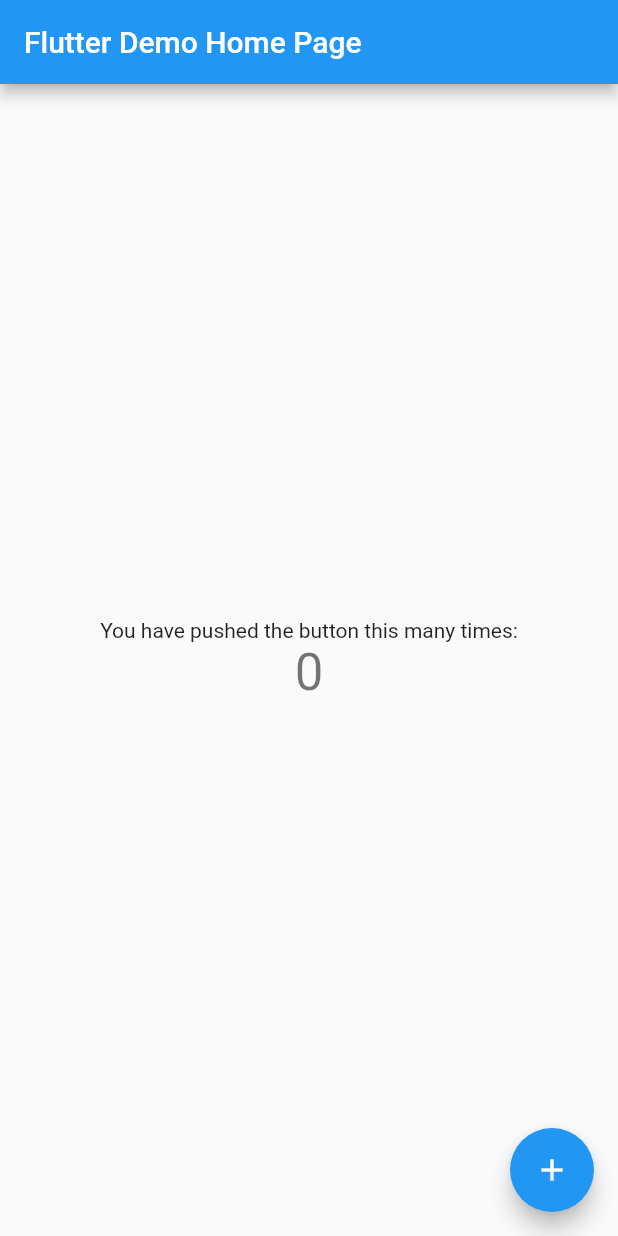
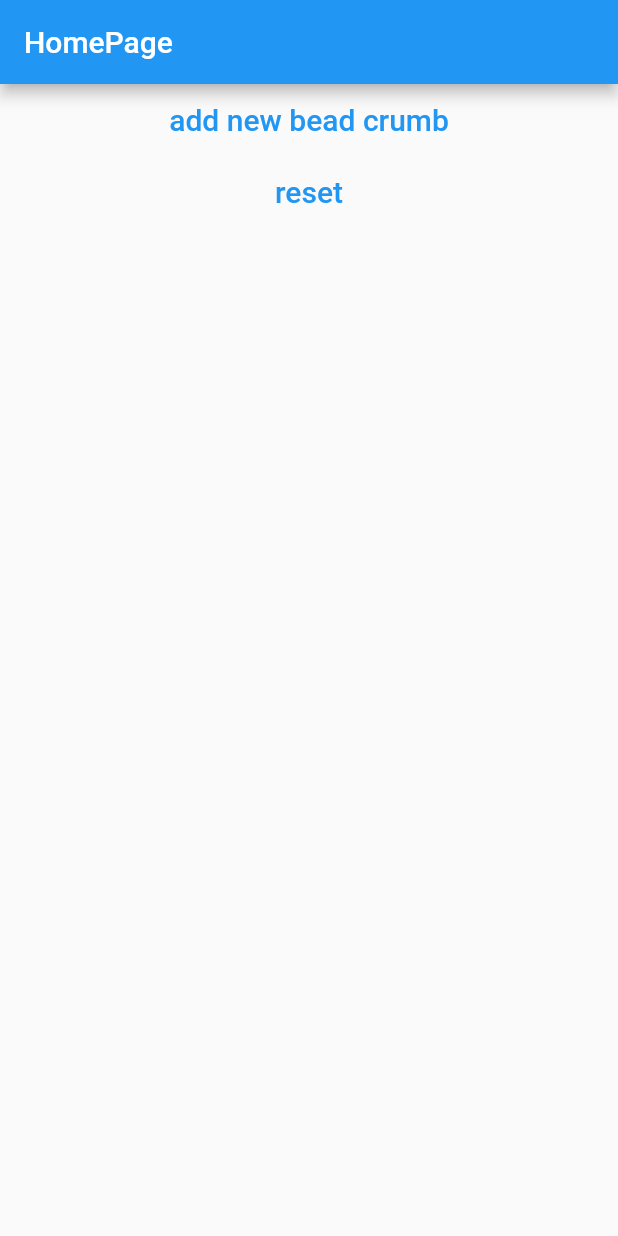
Before and after one commit to vishalideastoimpact/flutter_provider_vandad, a Flutter app: the screen it shows after launch, on a phone screen of 412 x 824 dp. Run offline on Flutter 3.47's test engine with Material 2 defaults, Android fonts, the phone set to English and light mode, and no system bars.

Commit message:
provider practice completed

```diff
--- a/lib/main.dart
+++ b/lib/main.dart
@@ -1,115 +1,172 @@
+import 'dart:collection';
+
 import 'package:flutter/material.dart';
+import 'package:provider/provider.dart';
+import 'package:uuid/uuid.dart';
 
 void main() {
-  runApp(const MyApp());
+  runApp(ChangeNotifierProvider(
+    create: (_) => BreadCrumbProvider(),
+    child: MaterialApp(
+      title: 'Flutter providr practice',
+      theme: ThemeData(primarySwatch: Colors.blue),
+      debugShowCheckedModeBanner: false,
+      home: const HomePage(),
+      routes: {
+        '/new': (context) => const NewBreadCrumbWidget(),
+      },
+    ),
+  ));
 }
 
-class MyApp extends StatelessWidget {
-  const MyApp({Key? key}) : super(key: key);
+class BreadCrumb {
+  bool isActive;
+  final String name;
+  final String uuid;
+  BreadCrumb({required this.isActive, required this.name})
+      : uuid = const Uuid().v4();
 
-  // This widget is the root of your application.
+  @override
+  bool operator ==(covariant BreadCrumb other) => uuid == other.uuid;
+
+  @override
+  int get hashCode => uuid.hashCode;
+  String get title => name + (isActive ? ' >' : '');
+  void activate() {
+    isActive = true;
+  }
+}
+
+class BreadCrumbProvider extends ChangeNotifier {
+  //_items list that can be change
+  final List<BreadCrumb> _items = [];
+  //we use outside of provider item list which is unmodifiable so outside of code it wont be modify
+  UnmodifiableListView<BreadCrumb> get items => UnmodifiableListView(_items);
+
+  void add(BreadCrumb breadCrumb) {
+    print("Inside provider add");
+    for (final item in _items) {
+      //activate the previous items in list
+      item.activate();
+    }
+    //add new breadCrumb in _items list
+    _items.add(breadCrumb);
+    //notify others about change
+    notifyListeners();
+  }
+
+  void reset() {
+    print("Inside provider reset");
+
+    _items.clear();
+    notifyListeners();
+  }
+}
+
+class BreadCrumbsWidget extends StatelessWidget {
+  final UnmodifiableListView<BreadCrumb> breadCrumbs;
+  const BreadCrumbsWidget({Key? key, required this.breadCrumbs})
+      : super(key: key);
+
   @override
   Widget build(BuildContext context) {
-    return MaterialApp(
-      title: 'Flutter Demo',
-      theme: ThemeData(
-        // This is the theme of your application.
-        //
-        // Try running your application with "flutter run". You'll see the
-        // application has a blue toolbar. Then, without quitting the app, try
-        // changing the primarySwatch below to Colors.green and then invoke
-        // "hot reload" (press "r" in the console where you ran "flutter run",
-        // or simply save your changes to "hot reload" in a Flutter IDE).
-        // Notice that the counter didn't reset back to zero; the application
-        // is not restarted.
-        primarySwatch: Colors.blue,
+    return Wrap(
+        children: breadCrumbs.map((breadCrumb) {
+      return Text(breadCrumb.title,
+          style: TextStyle(
+              color: breadCrumb.isActive ? Colors.lightGreen : Colors.black));
+    }).toList());
+  }
+}
+
+class HomePage extends StatelessWidget {
+  const HomePage({Key? key}) : super(key: key);
+
+  @override
+  Widget build(BuildContext context) {
+    return Scaffold(
+      appBar: AppBar(title: const Text('HomePage')),
+      body: Center(
+        child: Column(
+          children: [
+            //Consumer consume [BreadCrumbProvider] and rebuild the widget [BreadCrumbWidget]
+            Consumer<BreadCrumbProvider>(builder: (context, value, child) {
+              print("consumer recive data");
+              return BreadCrumbsWidget(breadCrumbs: value.items);
+            }),
+            TextButton(
+                onPressed: () {
+                  Navigator.of(context).pushNamed('/new');
+                  print("navigator");
+                },
+                child: const Text(
+                  "add new bead crumb",
+                  style: TextStyle(fontSize: 20),
+                )),
+            TextButton(
+                onPressed: () {
+                  print("call reset");
+                  //read a context to access provider and provide functionality to its decendants
+                  context.read<BreadCrumbProvider>().reset();
+                },
+                child: const Text("reset", style: TextStyle(fontSize: 20))),
+          ],
+        ),
       ),
-      home: const MyHomePage(title: 'Flutter Demo Home Page'),
     );
   }
 }
 
-class MyHomePage extends StatefulWidget {
-  const MyHomePage({Key? key, required this.title}) : super(key: key);
-
-  // This widget is the home page of your application. It is stateful, meaning
-  // that it has a State object (defined below) that contains fields that affect
-  // how it looks.
-
-  // This class is the configuration for the state. It holds the values (in this
-  // case the title) provided by the parent (in this case the App widget) and
-  // used by the build method of the State. Fields in a Widget subclass are
-  // always marked "final".
-
-  final String title;
+class NewBreadCrumbWidget extends StatefulWidget {
+  const NewBreadCrumbWidget({Key? key}) : super(key: key);
 
   @override
-  State<MyHomePage> createState() => _MyHomePageState();
+  State<NewBreadCrumbWidget> createState() => _NewBreadCrumbWidgetState();
 }
 
-class _MyHomePageState extends State<MyHomePage> {
-  int _counter = 0;
+class _NewBreadCrumbWidgetState extends State<NewBreadCrumbWidget> {
+  late final TextEditingController _controller;
+  @override
+  void initState() {
+    _controller = TextEditingController();
+    super.initState();
+  }
 
-  void _incrementCounter() {
-    setState(() {
-      // This call to setState tells the Flutter framework that something has
-      // changed in this State, which causes it to rerun the build method below
-      // so that the display can reflect the updated values. If we changed
-      // _counter without calling setState(), then the build method would not be
-      // called again, and so nothing would appear to happen.
-      _counter++;
-    });
+  @override
+  void dispose() {
+    _controller.dispose;
+    super.dispose();
   }
 
   @override
   Widget build(BuildContext context) {
-    // This method is rerun every time setState is called, for instance as done
-    // by the _incrementCounter method above.
-    //
-    // The Flutter framework has been optimized to make rerunning build methods
-    // fast, so that you can just rebuild anything that needs updating rather
-    // than having to individually change instances of widgets.
     return Scaffold(
       appBar: AppBar(
-        // Here we take the value from the MyHomePage object that was created by
-        // the App.build method, and use it to set our appbar title.
-        title: Text(widget.title),
+        title: const Text("Add a new breadcrumb"),
       ),
-      body: Center(
-        // Center is a layout widget. It takes a single child and positions it
-        // in the middle of the parent.
-        child: Column(
-          // Column is also a layout widget. It takes a list of children and
-          // arranges them vertically. By default, it sizes itself to fit its
-          // children horizontally, and tries to be as tall as its parent.
-          //
-          // Invoke "debug painting" (press "p" in the console, choose the
-          // "Toggle Debug Paint" action from the Flutter Inspector in Android
-          // Studio, or the "Toggle Debug Paint" command in Visual Studio Code)
-          // to see the wireframe for each widget.
-          //
-          // Column has various properties to control how it sizes itself and
-          // how it positions its children. Here we use mainAxisAlignment to
-          // center the children vertically; the main axis here is the vertical
-          // axis because Columns are vertical (the cross axis would be
-          // horizontal).
-          mainAxisAlignment: MainAxisAlignment.center,
-          children: <Widget>[
-            const Text(
-              'You have pushed the button this many times:',
-            ),
-            Text(
-              '$_counter',
-              style: Theme.of(context).textTheme.headline4,
-            ),
-          ],
-        ),
+      body: Column(
+        children: [
+          TextField(
+            controller: _controller,
+            decoration:
+                const InputDecoration(hintText: "Enter a new Bread Crumb here"),
+          ),
+          TextButton(
+              onPressed: () {
+                print("add new breadcrumb");
+                final text = _controller.text;
+                //create a bread crumb
+                final breadCrumb = BreadCrumb(isActive: false, name: text);
+
+                //add a breadCrumb in list
+                context.read<BreadCrumbProvider>().add(breadCrumb);
+
+                //navigate to previous screen
+                Navigator.pop(context);
+              },
+              child: const Text("Add")),
+        ],
       ),
-      floatingActionButton: FloatingActionButton(
-        onPressed: _incrementCounter,
-        tooltip: 'Increment',
-        child: const Icon(Icons.add),
-      ), // This trailing comma makes auto-formatting nicer for build methods.
     );
   }
 }
```
Also changed, not shown: pubspec.yaml (+6 -12 lines), pubspec.lock, 1 other file.
